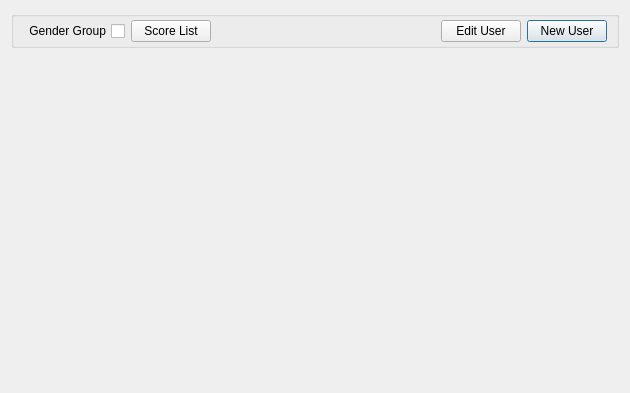
Qt form usermanagement.ui (nournia/ketabkhaane) before a commit.
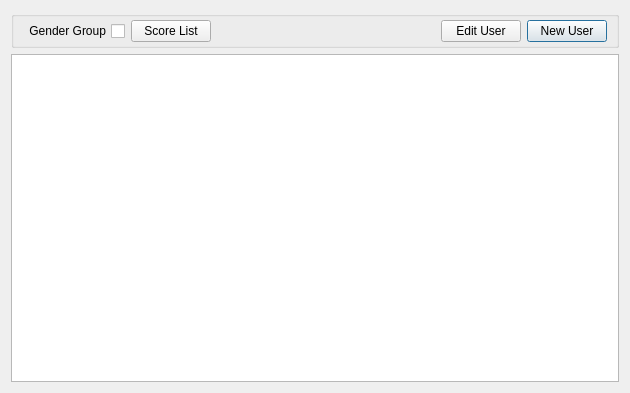
The same form after that commit. Icons and pictures are not drawn.

Commit message: add user management table

```diff
--- a/usermanagement.ui
+++ b/usermanagement.ui
@@ -83,17 +83,7 @@
     </widget>
    </item>
    <item>
-    <spacer name="verticalSpacer">
-     <property name="orientation">
-      <enum>Qt::Vertical</enum>
-     </property>
-     <property name="sizeHint" stdset="0">
-      <size>
-       <width>20</width>
-       <height>40</height>
-      </size>
-     </property>
-    </spacer>
+    <widget class="QTableView" name="tUsers"/>
    </item>
   </layout>
  </widget>
```
The commit also changes 5 other files.
